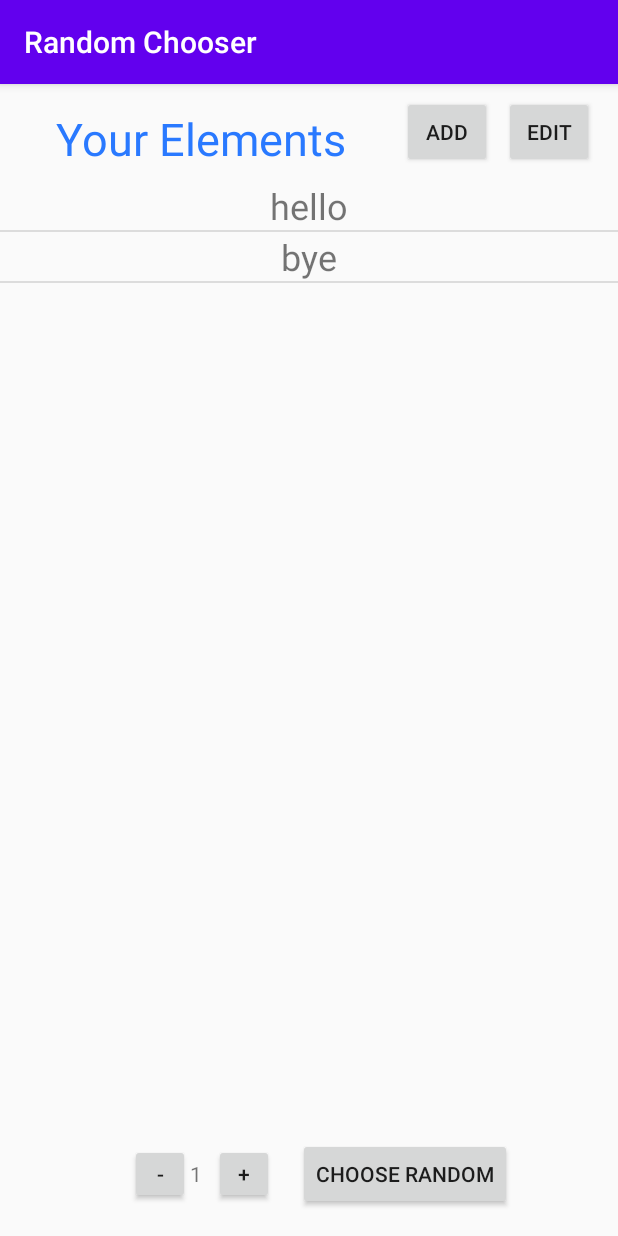
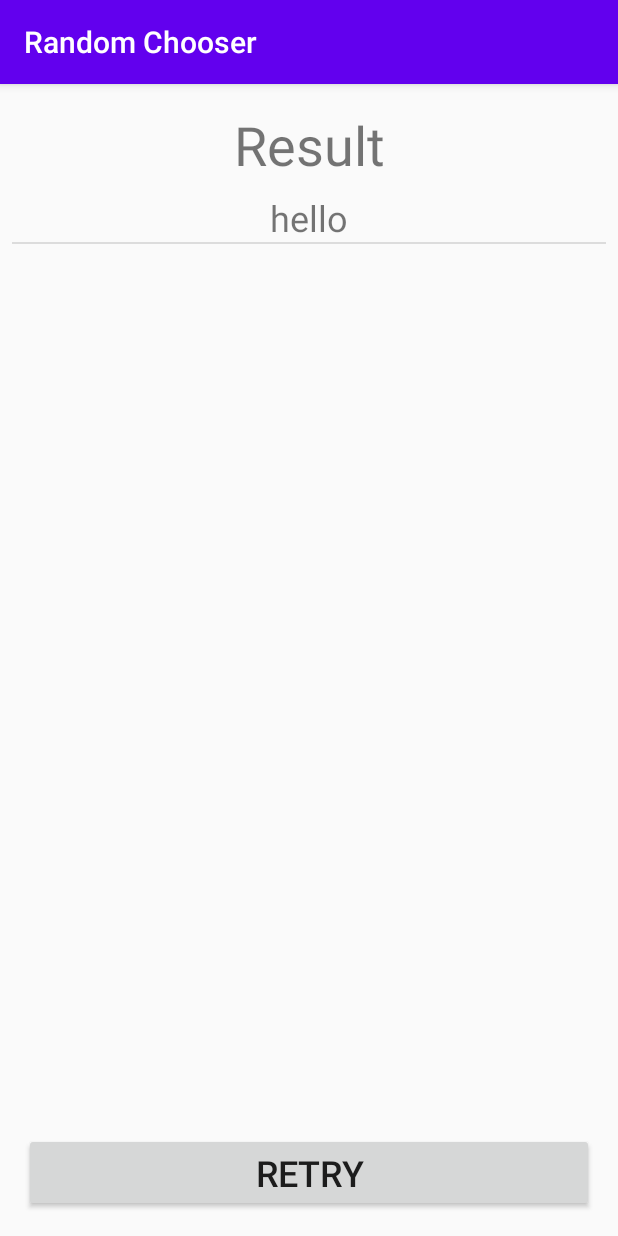
Before and after one commit to gjujinkim96/RandomChooser, an Android app: the screen it shows after launch (MainActivity before the commit, ResultActivity after it), after a tap on "CHOOSE RANDOM", on a phone screen of 412 x 824 dp. Run offline under Robolectric (Android 15) with nearby library versions, the phone set to English and light mode, and no system bars.

Commit message:
Make random choosing

```diff
--- a/app/src/main/AndroidManifest.xml
+++ b/app/src/main/AndroidManifest.xml
@@ -16,6 +16,8 @@
                 <category android:name="android.intent.category.LAUNCHER" />
             </intent-filter>
         </activity>
+
+        <activity android:name=".ResultActivity"/>
     </application>
 
 </manifest>
--- a/app/src/main/java/com/example/randomchooser/Element.kt
+++ b/app/src/main/java/com/example/randomchooser/Element.kt
@@ -1,3 +1,5 @@
 package com.example.randomchooser
 
-data class Element(val name: String)
+import java.io.Serializable
+
+data class Element(val name: String) : Serializable
--- a/app/src/main/java/com/example/randomchooser/ElementListRecyclerViewAdapter.kt
+++ b/app/src/main/java/com/example/randomchooser/ElementListRecyclerViewAdapter.kt
@@ -10,7 +10,14 @@ import android.widget.Toast
 import androidx.appcompat.app.AppCompatActivity
 import androidx.recyclerview.widget.RecyclerView
 
-class ElementListRecyclerViewAdapter(private val context: Context, private var data: MutableList<Element>) : RecyclerView.Adapter<ElementListRecyclerViewAdapter.ViewHolder>() {
+class ElementListRecyclerViewAdapter(private val context: Context, data: MutableList<Element>, private val listener: DataSizeChanged? = null) : RecyclerView.Adapter<ElementListRecyclerViewAdapter.ViewHolder>() {
+    var data: MutableList<Element> = data
+        set(value) {
+            field = value
+            notifyDataSetChanged()
+            listener?.onDataSizeChanged(data.size)
+        }
+
     var isEditMode = false
 
     open class ViewHolder(view: View) : RecyclerView.ViewHolder(view) {
@@ -46,6 +53,7 @@ class ElementListRecyclerViewAdapter(private val context: Context, private var d
             editHolder.xButton.setOnClickListener {
                 data.removeAt(holder.adapterPosition)
                 notifyItemRemoved(holder.adapterPosition)
+                listener?.onDataSizeChanged(data.size)
             }
         }
     }
@@ -60,10 +68,15 @@ class ElementListRecyclerViewAdapter(private val context: Context, private var d
     fun addElement(element: Element) {
         data.add(element)
         notifyItemInserted(data.size)
+        listener?.onDataSizeChanged(data.size)
     }
 
     fun modifyElement(element: Element, position: Int) {
         data[position] = element
         notifyItemChanged(position)
     }
+
+    interface DataSizeChanged {
+        fun onDataSizeChanged(newSize: Int)
+    }
 }
--- a/app/src/main/java/com/example/randomchooser/MainActivity.kt
+++ b/app/src/main/java/com/example/randomchooser/MainActivity.kt
@@ -1,5 +1,6 @@
 package com.example.randomchooser
 
+import android.content.Intent
 import androidx.appcompat.app.AppCompatActivity
 import android.os.Bundle
 import android.view.View
@@ -8,8 +9,9 @@ import androidx.recyclerview.widget.DividerItemDecoration
 import androidx.recyclerview.widget.LinearLayoutManager
 import androidx.recyclerview.widget.RecyclerView
 import kotlinx.android.synthetic.main.activity_element_list.*
+import java.io.Serializable
 
-class MainActivity : AppCompatActivity(), View.OnClickListener, AddElementDialogFragment.AddElementDialogListener {
+class MainActivity : AppCompatActivity(), View.OnClickListener, AddElementDialogFragment.AddElementDialogListener, ElementListRecyclerViewAdapter.DataSizeChanged {
     private var randomCount = 1
     private lateinit var recyclerViewAdapter: ElementListRecyclerViewAdapter
 
@@ -18,7 +20,7 @@ class MainActivity : AppCompatActivity(), View.OnClickListener, AddElementDialog
         setContentView(R.layout.activity_element_list)
 
         val data = mutableListOf<Element>(Element("hello"), Element("bye"))
-        recyclerViewAdapter = ElementListRecyclerViewAdapter(this, data)
+        recyclerViewAdapter = ElementListRecyclerViewAdapter(this, data, this)
 
         element_list_recylerview.apply {
             layoutManager = LinearLayoutManager(this@MainActivity)
@@ -53,7 +55,14 @@ class MainActivity : AppCompatActivity(), View.OnClickListener, AddElementDialog
                 dialog.show(supportFragmentManager, "AddElementDialogFragment")
             }
             R.id.element_list_edit_button -> recyclerViewAdapter.toggleEditMode()
-            R.id.element_list_choose_random -> Toast.makeText(this, "choose random button", Toast.LENGTH_SHORT).show()
+            R.id.element_list_choose_random -> {
+                val intent = Intent(this, ResultActivity::class.java)
+                val args = Bundle()
+                args.putSerializable(getString(R.string.send_elements_list), ArrayList(recyclerViewAdapter.data) as Serializable)
+                intent.putExtra(getString(R.string.intent_bundle), args)
+                intent.putExtra(getString(R.string.send_random_count), randomCount)
+                startActivity(intent)
+            }
         }
     }
 
@@ -68,4 +77,9 @@ class MainActivity : AppCompatActivity(), View.OnClickListener, AddElementDialog
     override fun onDialogModify(element: Element, position: Int) {
         recyclerViewAdapter.modifyElement(element, position)
     }
+
+    override fun onDataSizeChanged(newSize: Int) {
+        if (randomCount > newSize)
+            randomCount = newSize
+    }
 }
--- /dev/null
+++ b/app/src/main/java/com/example/randomchooser/ResultActivity.kt
@@ -0,0 +1,47 @@
+package com.example.randomchooser
+
+import android.os.Bundle
+import android.view.View
+import android.widget.Toast
+import androidx.appcompat.app.AppCompatActivity
+import androidx.recyclerview.widget.DividerItemDecoration
+import androidx.recyclerview.widget.LinearLayoutManager
+import kotlinx.android.synthetic.main.activity_result.*
+import java.lang.IllegalArgumentException
+
+class ResultActivity : AppCompatActivity(), View.OnClickListener {
+    private lateinit var elements: List<Element>
+    private var chooseCount: Int = 0
+    private lateinit var recyclerViewAdapter: ElementListRecyclerViewAdapter
+
+    override fun onCreate(savedInstanceState: Bundle?) {
+        super.onCreate(savedInstanceState)
+        setContentView(R.layout.activity_result)
+
+        val args = intent.getBundleExtra(getString(R.string.intent_bundle)) ?: throw IllegalArgumentException("Need bundle data in this activity")
+        val arrayData = args.getSerializable(getString(R.string.send_elements_list)) as ArrayList<*>
+        elements = arrayData.filterIsInstance<Element>().toMutableList()
+        chooseCount = intent.getIntExtra(getString(R.string.send_random_count), 0)
+
+        val data: MutableList<Element> = chooseRandom(elements, chooseCount)
+        recyclerViewAdapter = ElementListRecyclerViewAdapter(this, data)
+
+        result_recyclerview.apply{
+            adapter = recyclerViewAdapter
+            layoutManager = LinearLayoutManager(this@ResultActivity)
+            addItemDecoration(DividerItemDecoration(this@ResultActivity, DividerItemDecoration.VERTICAL))
+        }
+
+        result_retry.setOnClickListener(this)
+    }
+
+    private fun chooseRandom(data: List<Element>, chooseSize: Int) = data.shuffled().subList(0, chooseSize).toMutableList()
+
+    override fun onClick(view: View) {
+        when (view.id){
+            R.id.result_retry -> {
+                recyclerViewAdapter.data = chooseRandom(elements, chooseCount)
+            }
+        }
+    }
+}
--- /dev/null
+++ b/app/src/main/res/layout/activity_result.xml
@@ -0,0 +1,47 @@
+<?xml version="1.0" encoding="utf-8"?>
+<androidx.constraintlayout.widget.ConstraintLayout
+    xmlns:android="http://schemas.android.com/apk/res/android"
+    xmlns:app="http://schemas.android.com/apk/res-auto"
+    xmlns:tools="http://schemas.android.com/tools"
+    android:layout_width="match_parent"
+    android:layout_height="match_parent">
+
+    <androidx.recyclerview.widget.RecyclerView
+        android:id="@+id/result_recyclerview"
+        android:layout_width="0dp"
+        android:layout_height="0dp"
+        android:layout_marginStart="8dp"
+        android:layout_marginTop="8dp"
+        android:layout_marginEnd="8dp"
+        android:layout_marginBottom="8dp"
+        app:layout_constraintBottom_toTopOf="@+id/result_retry"
+        app:layout_constraintEnd_toEndOf="parent"
+        app:layout_constraintStart_toStartOf="parent"
+        app:layout_constraintTop_toBottomOf="@+id/result_title" />
+
+    <Button
+        android:id="@+id/result_retry"
+        android:layout_width="0dp"
+        android:layout_height="wrap_content"
+        android:layout_marginStart="16dp"
+        android:layout_marginEnd="16dp"
+        android:layout_marginBottom="16dp"
+        android:text="@string/retry_button"
+        android:textSize="24sp"
+        app:layout_constraintBottom_toBottomOf="parent"
+        app:layout_constraintEnd_toEndOf="parent"
+        app:layout_constraintStart_toStartOf="parent" />
+
+    <TextView
+        android:id="@+id/result_title"
+        android:layout_width="wrap_content"
+        android:layout_height="wrap_content"
+        android:layout_marginStart="16dp"
+        android:layout_marginTop="16dp"
+        android:layout_marginEnd="16dp"
+        android:text="@string/result_text"
+        android:textSize="36sp"
+        app:layout_constraintEnd_toEndOf="parent"
+        app:layout_constraintStart_toStartOf="parent"
+        app:layout_constraintTop_toTopOf="parent" />
+</androidx.constraintlayout.widget.ConstraintLayout>
--- a/app/src/main/res/values/strings.xml
+++ b/app/src/main/res/values/strings.xml
@@ -12,4 +12,9 @@
     <string name="x">X</string>
     <string name="modify_element_title">Modify Element</string>
     <string name="modify_button">modify</string>
+    <string name="retry_button">Retry</string>
+    <string name="result_text">Result</string>
+    <string name="send_elements_list">SEND_ELEMENTS_LIST</string>
+    <string name="send_random_count">SEND_RANDOM_COUNT</string>
+    <string name="intent_bundle">INTENT_BUNDLE</string>
 </resources>
```
